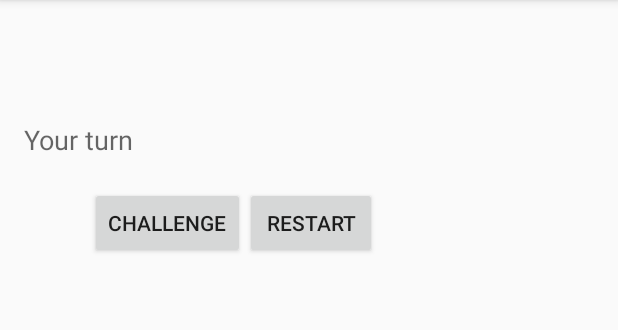
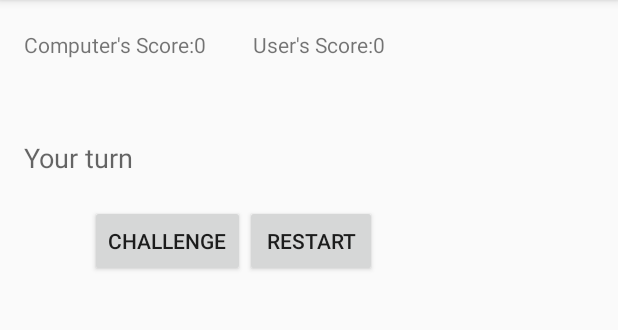
Before and after one commit to saurabhjn76/CSWA_Ghost-Unit-3-4-, an Android app: the screen it shows after launch (GhostActivity), on a phone screen of 412 x 824 dp, the part 84-414 px from its top. Run offline under Robolectric (Android 15) with nearby library versions, the phone set to English and light mode, and no system bars.

```diff
--- a/app/src/main/res/layout/activity_ghost.xml
+++ b/app/src/main/res/layout/activity_ghost.xml
@@ -10,6 +10,7 @@
         android:layout_width="wrap_content"
         android:layout_height="wrap_content"
         android:textSize="48sp"
+        android:layout_marginTop="12dp"
         android:id="@+id/ghostText"
         android:layout_alignParentRight="true"
         android:layout_alignParentEnd="true"
@@ -25,6 +26,7 @@
         android:layout_below="@+id/ghostText"
         android:layout_alignParentLeft="true"
         android:layout_alignParentStart="true" />
+
     <LinearLayout
         android:layout_width="wrap_content"
         android:layout_height="wrap_content"
@@ -44,6 +46,25 @@
         android:text="Restart"
         android:id="@+id/bRestart"/>
     </LinearLayout>
+    <LinearLayout
+        android:layout_width="wrap_content"
+        android:layout_height="wrap_content"
+        android:orientation="horizontal"
+        android:layout_marginTop="4dp">
+    <TextView
+        android:layout_width="wrap_content"
+        android:layout_height="wrap_content"
+        android:text="Computer's Score:0"
+        android:id="@+id/scoreComputer"/>
+    <TextView
+        android:layout_width="wrap_content"
+        android:layout_height="wrap_content"
+        android:layout_marginLeft="30dp"
+        android:gravity="right"
+        android:text="User's Score:0"
+        android:id="@+id/scoreUser"
+        android:layout_toRightOf="@id/scoreComputer"/>
+    </LinearLayout>
 
 
 
```
Also changed, not shown: app/src/main/java/com/google/engedu/ghost/GhostActivity.java (+37 -0 lines).
